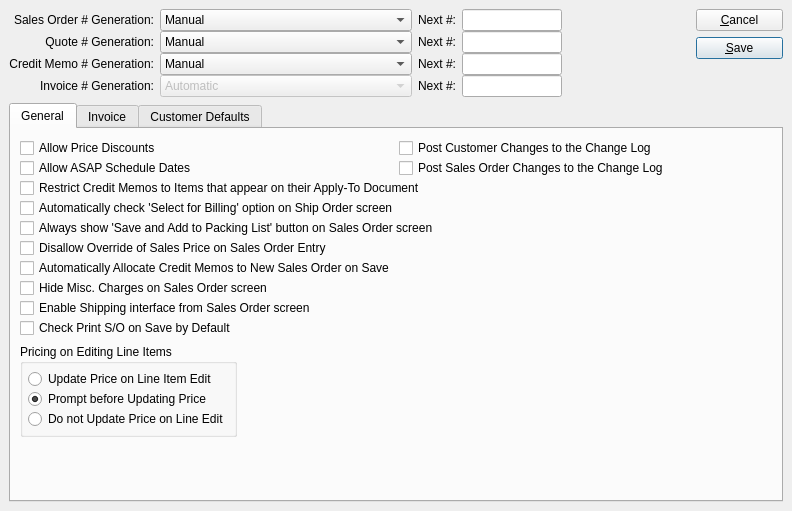
Before: the Qt Designer form guiclient/configureSO.ui in Pegasus-RPG/xtuple-client, drawn with Qt 5.
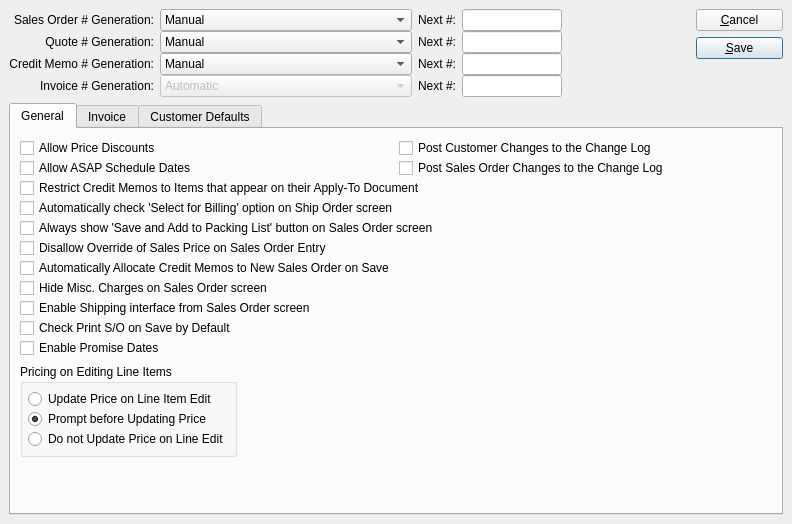
After: the same form once the commit is applied. Custom widgets are drawn as their Qt base class.

Commit message: Preliminary screen layout work on so item for RMA 4832, and UOM 4963. 5807, make promise date flag avail. 5791, error handling for deleting shipto addr.

Patch:
```diff
--- a/guiclient/configureSO.ui
+++ b/guiclient/configureSO.ui
@@ -6,7 +6,7 @@
     <x>0</x>
     <y>0</y>
     <width>792</width>
-    <height>511</height>
+    <height>524</height>
    </rect>
   </property>
   <property name="windowTitle" >
@@ -535,6 +535,13 @@
            </property>
           </widget>
          </item>
+         <item>
+          <widget class="QCheckBox" name="_enablePromiseDate" >
+           <property name="text" >
+            <string>Enable Promise Dates</string>
+           </property>
+          </widget>
+         </item>
         </layout>
        </item>
        <item>
@@ -1330,16 +1337,16 @@
    <extends>QComboBox</extends>
    <header>xcombobox.h</header>
   </customwidget>
-  <customwidget>
-   <class>XTreeWidget</class>
-   <extends>QTreeWidget</extends>
-   <header>xtreewidget.h</header>
-  </customwidget>
   <customwidget>
    <class>XLineEdit</class>
    <extends>QLineEdit</extends>
    <header>xlineedit.h</header>
   </customwidget>
+  <customwidget>
+   <class>XTreeWidget</class>
+   <extends>QTreeWidget</extends>
+   <header>xtreewidget.h</header>
+  </customwidget>
  </customwidgets>
  <tabstops>
   <tabstop>_orderNumGeneration</tabstop>
```
The commit also changes 4 other files.
